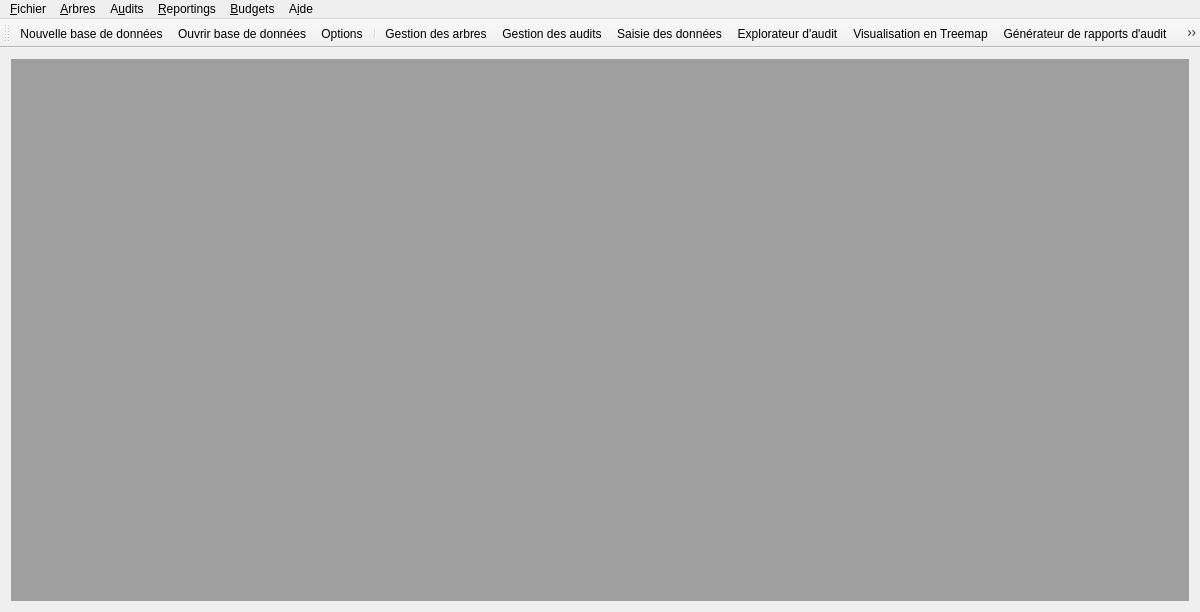
GiPiLab/ProtonClassicSuite, file mainwindow.ui: the form before one commit.
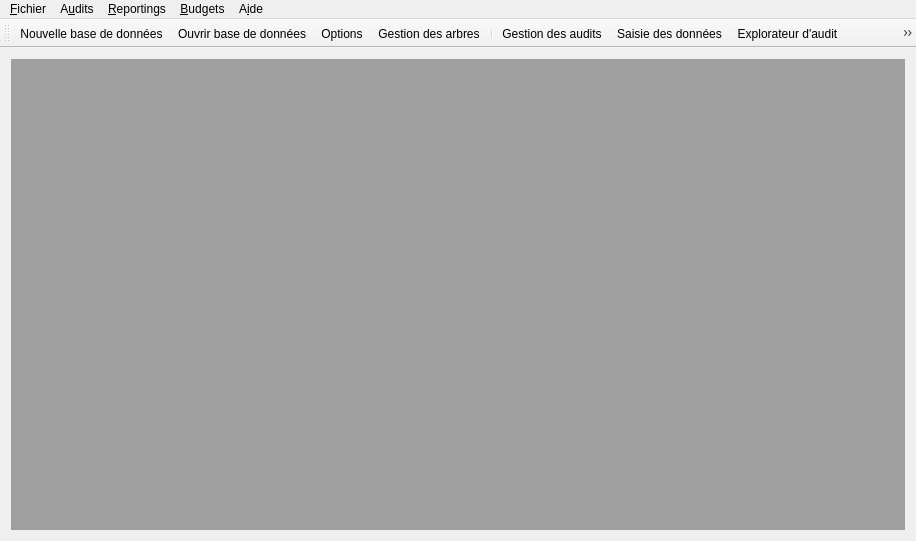
The form after the commit. Icons and pictures are not drawn.

The edit to the form file:
```diff
--- a/mainwindow.ui
+++ b/mainwindow.ui
@@ -6,8 +6,8 @@
    <rect>
     <x>0</x>
     <y>0</y>
-    <width>1200</width>
-    <height>612</height>
+    <width>916</width>
+    <height>541</height>
    </rect>
   </property>
   <property name="windowTitle">
@@ -29,7 +29,7 @@
     <rect>
      <x>0</x>
      <y>0</y>
-     <width>1200</width>
+     <width>916</width>
      <height>19</height>
     </rect>
    </property>
@@ -80,14 +80,7 @@
     <addaction name="actionGestion_des_pr_visions"/>
     <addaction name="actionElaboration_budg_taire_PCB"/>
    </widget>
-   <widget class="QMenu" name="menuArbres">
-    <property name="title">
-     <string>&amp;Arbres</string>
-    </property>
-    <addaction name="actionManageTree"/>
-   </widget>
    <addaction name="menuFile"/>
-   <addaction name="menuArbres"/>
    <addaction name="menuDataInput"/>
    <addaction name="menuReporting"/>
    <addaction name="menuBudgets"/>
@@ -112,8 +105,8 @@
    <addaction name="actionNewDb"/>
    <addaction name="actionOpenDb"/>
    <addaction name="actionOptions"/>
-   <addaction name="separator"/>
    <addaction name="actionManageTree"/>
+   <addaction name="separator"/>
    <addaction name="actionManageAudits"/>
    <addaction name="actionEditAudit"/>
    <addaction name="actionExploreAudits"/>
@@ -131,6 +124,7 @@
    <addaction name="actionGestion_des_pr_visions"/>
    <addaction name="actionElaboration_budg_taire_PCB"/>
    <addaction name="separator"/>
+   <addaction name="actionTutoriels"/>
    <addaction name="actionA_propos"/>
   </widget>
   <action name="actionManageTree">
@@ -329,6 +323,15 @@
     <string>Visualisation en Treemap</string>
    </property>
   </action>
+  <action name="actionTutoriels">
+   <property name="icon">
+    <iconset resource="Images.qrc">
+     <normaloff>:/icons/icons/movies.png</normaloff>:/icons/icons/movies.png</iconset>
+   </property>
+   <property name="text">
+    <string>&amp;Tutoriels</string>
+   </property>
+  </action>
  </widget>
  <layoutdefault spacing="6" margin="11"/>
  <resources>
```
Left out of the diff: 3 changed lines with no effect on the pictures.
